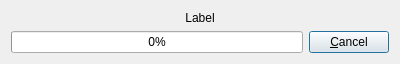
This is ui/progressdialog.ui in chokori/AnalogExif as Qt 5 draws it before an edit. The edited form follows.
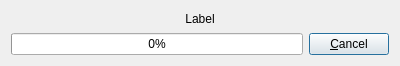
This is the edited form. Icons and pictures are not drawn.

The edit to the form file:
```diff
--- a/ui/progressdialog.ui
+++ b/ui/progressdialog.ui
@@ -10,7 +10,7 @@
     <x>0</x>
     <y>0</y>
     <width>400</width>
-    <height>62</height>
+    <height>66</height>
    </rect>
   </property>
   <property name="windowTitle">
```
Left out of the diff: 8 changed lines with no effect on the pictures.
